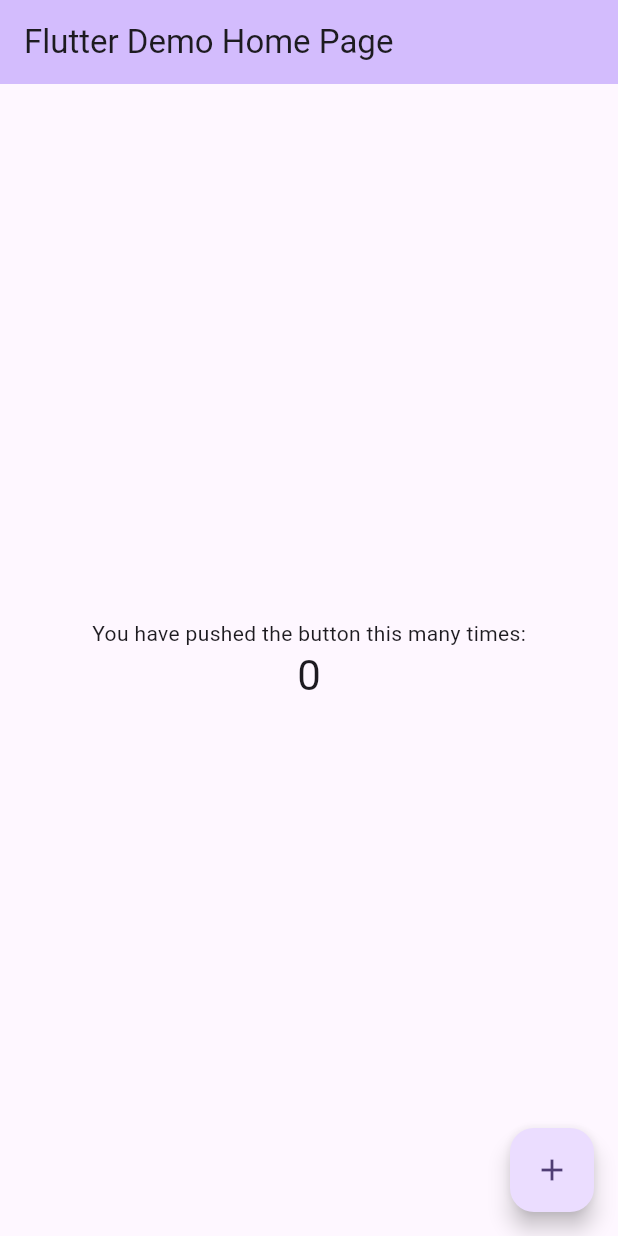
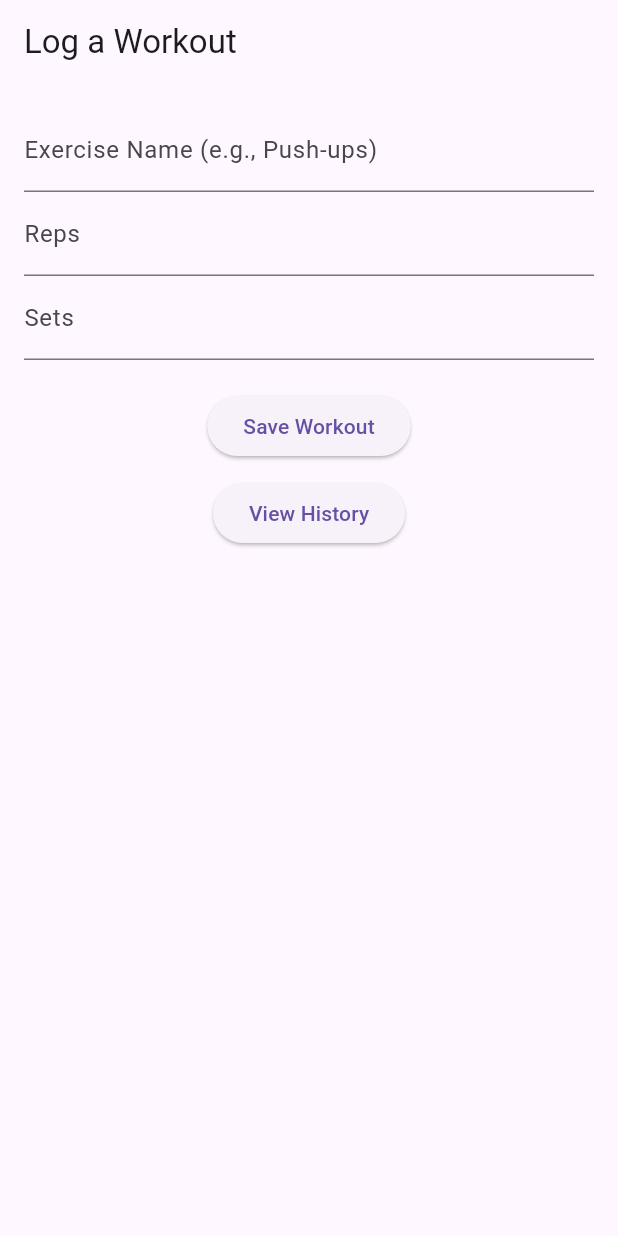
Before and after one commit to EYEMONDA/gym_tracker_app, a Flutter app: the screen it shows after launch, on a phone screen of 412 x 824 dp. Run offline on Flutter 3.47's test engine with Material 3 defaults, Android fonts, the phone set to English and light mode, and no system bars; our stand-ins replace shared_preferences.

Commit message:
Added history screen

```diff
--- a/lib/main.dart
+++ b/lib/main.dart
@@ -1,122 +1,154 @@
 import 'package:flutter/material.dart';
+import 'package:shared_preferences/shared_preferences.dart';
 
 void main() {
-  runApp(const MyApp());
+  runApp(const GymTrackerApp());
 }
 
-class MyApp extends StatelessWidget {
-  const MyApp({super.key});
+class GymTrackerApp extends StatelessWidget {
+  const GymTrackerApp({super.key});
 
-  // This widget is the root of your application.
   @override
   Widget build(BuildContext context) {
     return MaterialApp(
-      title: 'Flutter Demo',
+      title: 'Gym Tracker',
       theme: ThemeData(
-        // This is the theme of your application.
-        //
-        // TRY THIS: Try running your application with "flutter run". You'll see
-        // the application has a purple toolbar. Then, without quitting the app,
-        // try changing the seedColor in the colorScheme below to Colors.green
-        // and then invoke "hot reload" (save your changes or press the "hot
-        // reload" button in a Flutter-supported IDE, or press "r" if you used
-        // the command line to start the app).
-        //
-        // Notice that the counter didn't reset back to zero; the application
-        // state is not lost during the reload. To reset the state, use hot
-        // restart instead.
-        //
-        // This works for code too, not just values: Most code changes can be
-        // tested with just a hot reload.
-        colorScheme: ColorScheme.fromSeed(seedColor: Colors.deepPurple),
+        primarySwatch: Colors.blue,
       ),
-      home: const MyHomePage(title: 'Flutter Demo Home Page'),
+      home: const WorkoutLogScreen(),
     );
   }
 }
 
-class MyHomePage extends StatefulWidget {
-  const MyHomePage({super.key, required this.title});
-
-  // This widget is the home page of your application. It is stateful, meaning
-  // that it has a State object (defined below) that contains fields that affect
-  // how it looks.
-
-  // This class is the configuration for the state. It holds the values (in this
-  // case the title) provided by the parent (in this case the App widget) and
-  // used by the build method of the State. Fields in a Widget subclass are
-  // always marked "final".
-
-  final String title;
+class WorkoutLogScreen extends StatefulWidget {
+  const WorkoutLogScreen({super.key});
 
   @override
-  State<MyHomePage> createState() => _MyHomePageState();
+  WorkoutLogScreenState createState() => WorkoutLogScreenState();
 }
 
-class _MyHomePageState extends State<MyHomePage> {
-  int _counter = 0;
+class WorkoutLogScreenState extends State<WorkoutLogScreen> {
+  final TextEditingController _exerciseController = TextEditingController();
+  final TextEditingController _repsController = TextEditingController();
+  final TextEditingController _setsController = TextEditingController();
 
-  void _incrementCounter() {
-    setState(() {
-      // This call to setState tells the Flutter framework that something has
-      // changed in this State, which causes it to rerun the build method below
-      // so that the display can reflect the updated values. If we changed
-      // _counter without calling setState(), then the build method would not be
-      // called again, and so nothing would appear to happen.
-      _counter++;
-    });
+  // Function to save workout to SharedPreferences
+  Future<void> _saveWorkout() async {
+    final prefs = await SharedPreferences.getInstance();
+    String exercise = _exerciseController.text;
+    String reps = _repsController.text;
+    String sets = _setsController.text;
+
+    if (exercise.isNotEmpty && reps.isNotEmpty && sets.isNotEmpty) {
+      List<String> workouts = prefs.getStringList('workouts') ?? [];
+      workouts.add('$exercise: $reps reps, $sets sets');
+      await prefs.setStringList('workouts', workouts);
+      ScaffoldMessenger.of(context).showSnackBar(
+        const SnackBar(content: Text('Workout saved!')),
+      );
+      _exerciseController.clear();
+      _repsController.clear();
+      _setsController.clear();
+    } else {
+      ScaffoldMessenger.of(context).showSnackBar(
+        const SnackBar(content: Text('Please fill all fields')),
+      );
+    }
+  }
+
+  // Function to navigate to history screen
+  void _goToHistory() {
+    Navigator.push(
+      context,
+      MaterialPageRoute(builder: (context) => const HistoryScreen()),
+    );
   }
 
   @override
   Widget build(BuildContext context) {
-    // This method is rerun every time setState is called, for instance as done
-    // by the _incrementCounter method above.
-    //
-    // The Flutter framework has been optimized to make rerunning build methods
-    // fast, so that you can just rebuild anything that needs updating rather
-    // than having to individually change instances of widgets.
     return Scaffold(
       appBar: AppBar(
-        // TRY THIS: Try changing the color here to a specific color (to
-        // Colors.amber, perhaps?) and trigger a hot reload to see the AppBar
-        // change color while the other colors stay the same.
-        backgroundColor: Theme.of(context).colorScheme.inversePrimary,
-        // Here we take the value from the MyHomePage object that was created by
-        // the App.build method, and use it to set our appbar title.
-        title: Text(widget.title),
+        title: const Text('Log a Workout'),
       ),
-      body: Center(
-        // Center is a layout widget. It takes a single child and positions it
-        // in the middle of the parent.
+      body: Padding(
+        padding: const EdgeInsets.all(16.0),
         child: Column(
-          // Column is also a layout widget. It takes a list of children and
-          // arranges them vertically. By default, it sizes itself to fit its
-          // children horizontally, and tries to be as tall as its parent.
-          //
-          // Column has various properties to control how it sizes itself and
-          // how it positions its children. Here we use mainAxisAlignment to
-          // center the children vertically; the main axis here is the vertical
-          // axis because Columns are vertical (the cross axis would be
-          // horizontal).
-          //
-          // TRY THIS: Invoke "debug painting" (choose the "Toggle Debug Paint"
-          // action in the IDE, or press "p" in the console), to see the
-          // wireframe for each widget.
-          mainAxisAlignment: MainAxisAlignment.center,
-          children: <Widget>[
-            const Text('You have pushed the button this many times:'),
-            Text(
-              '$_counter',
-              style: Theme.of(context).textTheme.headlineMedium,
+          children: [
+            TextField(
+              controller: _exerciseController,
+              decoration: const InputDecoration(
+                labelText: 'Exercise Name (e.g., Push-ups)',
+              ),
+            ),
+            TextField(
+              controller: _repsController,
+              decoration: const InputDecoration(
+                labelText: 'Reps',
+              ),
+              keyboardType: TextInputType.number,
+            ),
+            TextField(
+              controller: _setsController,
+              decoration: const InputDecoration(
+                labelText: 'Sets',
+              ),
+              keyboardType: TextInputType.number,
+            ),
+            const SizedBox(height: 20),
+            ElevatedButton(
+              onPressed: _saveWorkout,
+              child: const Text('Save Workout'),
+            ),
+            const SizedBox(height: 10),
+            ElevatedButton(
+              onPressed: _goToHistory,
+              child: const Text('View History'),
             ),
           ],
         ),
       ),
-      floatingActionButton: FloatingActionButton(
-        onPressed: _incrementCounter,
-        tooltip: 'Increment',
-        child: const Icon(Icons.add),
-      ), // This trailing comma makes auto-formatting nicer for build methods.
     );
   }
 }
+
+class HistoryScreen extends StatefulWidget {
+  const HistoryScreen({super.key});
+
+  @override
+  HistoryScreenState createState() => HistoryScreenState();
+}
+
+class HistoryScreenState extends State<HistoryScreen> {
+  Future<List<String>> _loadWorkouts() async {
+    final prefs = await SharedPreferences.getInstance();
+    return prefs.getStringList('workouts') ?? [];
+  }
+
+  @override
+  Widget build(BuildContext context) {
+    return Scaffold(
+      appBar: AppBar(
+        title: const Text('Workout History'),
+      ),
+      body: FutureBuilder<List<String>>(
+        future: _loadWorkouts(),
+        builder: (context, snapshot) {
+          if (snapshot.connectionState == ConnectionState.waiting) {
+            return const Center(child: CircularProgressIndicator());
+          }
+          if (!snapshot.hasData || snapshot.data!.isEmpty) {
+            return const Center(child: Text('No workouts logged yet.'));
+          }
+          return ListView.builder(
+            itemCount: snapshot.data!.length,
+            itemBuilder: (context, index) {
+              return ListTile(
+                title: Text(snapshot.data![index]),
+              );
+            },
+          );
+        },
+      ),
+    );
+  }
+}
--- a/pubspec.yaml
+++ b/pubspec.yaml
@@ -30,10 +30,10 @@ environment:
 dependencies:
   flutter:
     sdk: flutter
-
   # The following adds the Cupertino Icons font to your application.
   # Use with the CupertinoIcons class for iOS style icons.
   cupertino_icons: ^1.0.8
+  shared_preferences: ^2.3.0
 
 dev_dependencies:
   flutter_test:
```
Also changed, not shown: pubspec.lock, 3 other files.
